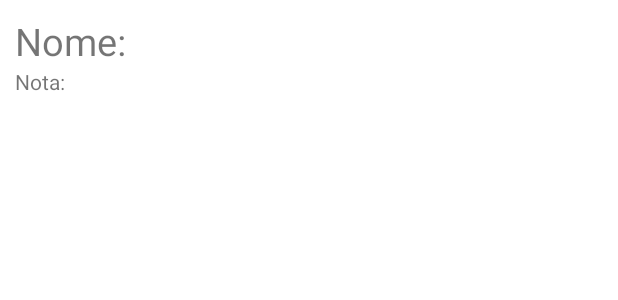
After one commit to PedroZoia/MoviesManager, an Android app: the layout tile_movie.xml on its own in the app's theme, with its tools: preview values and no code run, on a phone screen of 412 x 824 dp. The commit adds this screen. Shown: the top 300 px of the screen. Run offline under Robolectric (Android 15) with nearby library versions, the phone set to English and light mode, and no system bars.

Commit message:
criação Adapter + tile_movie

```diff
--- a/app/src/main/AndroidManifest.xml
+++ b/app/src/main/AndroidManifest.xml
@@ -13,7 +13,7 @@
         android:theme="@style/Theme.MoviesManager"
         tools:targetApi="31">
         <activity
-            android:name=".MainActivity"
+            android:name=".view.MainActivity"
             android:exported="true">
             <intent-filter>
                 <action android:name="android.intent.action.MAIN" />
--- /dev/null
+++ b/app/src/main/java/com/example/moviesmanager/model/Constant.kt
@@ -0,0 +1,4 @@
+package com.example.moviesmanager.model
+
+object Constant {
+}
--- a/app/src/main/java/com/example/moviesmanager/model/Movie.kt
+++ b/app/src/main/java/com/example/moviesmanager/model/Movie.kt
@@ -3,9 +3,9 @@ package com.example.moviesmanager.model
 import android.os.Parcelable
 import kotlinx.parcelize.Parcelize
 
-class Movie {
+
 @Parcelize
-    data class Person(
+data class Movie(
     val id: Int,
     var nome: String,
     var anoLancamento: String,
@@ -15,4 +15,3 @@ class Movie {
     var nota: String,
     var genero: String,
 ): Parcelable
-}
--- /dev/null
+++ b/app/src/main/res/layout/tile_movie.xml
@@ -0,0 +1,23 @@
+<?xml version="1.0" encoding="utf-8"?>
+<LinearLayout xmlns:android="http://schemas.android.com/apk/res/android"
+    android:layout_width="match_parent"
+    android:layout_height="wrap_content"
+    android:orientation="vertical"
+    android:padding="10dp">
+
+    <TextView
+        android:id="@+id/nomeTv"
+        android:layout_width="match_parent"
+        android:layout_height="wrap_content"
+        android:text="@string/nome"
+        android:textSize="25sp" />
+
+    <TextView
+        android:id="@+id/notaTv"
+        android:layout_width="match_parent"
+        android:layout_height="wrap_content"
+        android:text="@string/nota" />
+
+
+
+</LinearLayout>
--- a/app/src/main/res/values/strings.xml
+++ b/app/src/main/res/values/strings.xml
@@ -1,3 +1,5 @@
 <resources>
     <string name="app_name">MoviesManager</string>
+    <string name="nota">Nota:</string>
+    <string name="nome">Nome:</string>
 </resources>
```
Also changed, not shown: app/src/main/java/com/example/moviesmanager/MainActivity.kt (deleted, +0 -11 lines), app/src/main/java/com/example/moviesmanager/adapter/MovieAdapter.kt (added, +44 -0 lines), app/src/main/java/com/example/moviesmanager/view/MainActivity.kt (added, +18 -0 lines), app/src/main/res/layout/activity_main.xml (+3 -13 lines). Lines whose indentation alone changed are shown as unchanged.
